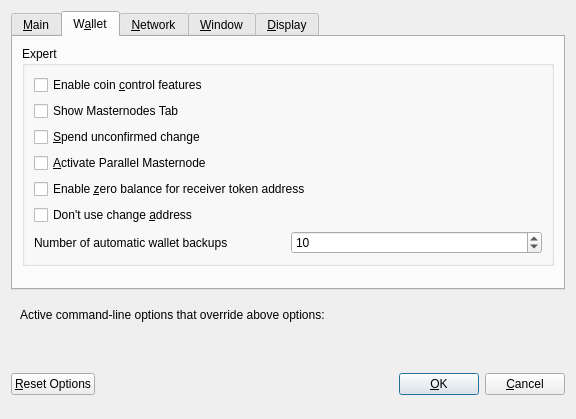
Above: src/qt/forms/optionsdialog.ui from gexanlottery/gexan before the change. Below: the same form after it.
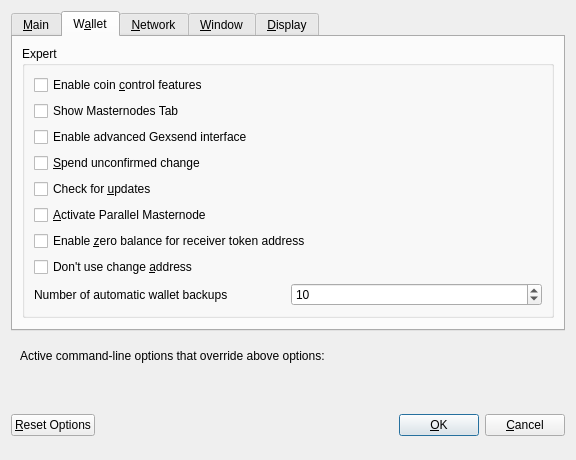
That is the form after the change. Custom widgets are drawn as their Qt base class.

Patch:
```diff
--- a/src/qt/forms/optionsdialog.ui
+++ b/src/qt/forms/optionsdialog.ui
@@ -289,6 +289,16 @@
             </property>
            </widget>
           </item>
+          <item>
+           <widget class="QCheckBox" name="showAdvancedUI">
+            <property name="toolTip">
+             <string>Show additional information and buttons for Darksend on overview screen.</string>
+            </property>
+            <property name="text">
+             <string>Enable advanced Gexsend interface</string>
+            </property>
+           </widget>
+          </item>
           <item>
            <widget class="QCheckBox" name="spendZeroConfChange">
             <property name="toolTip">
@@ -300,10 +310,17 @@
            </widget>
           </item>
           <item>
-           <widget class="QCheckBox" name="parallelMasterNode">
-           <property name="visible">
-            <bool>false</bool>
-           </property>
+           <widget class="QCheckBox" name="checkUpdates">
+            <property name="text">
+             <string>Check for &amp;updates</string>
+            </property>
+           </widget>
+          </item>
+          <item>
+           <widget class="QCheckBox" name="parallelMasternodes">
+            <property name="toolTip">
+             <string>Coming soon</string>
+            </property>
             <property name="text">
              <string>&amp;Activate Parallel Masternode</string>
             </property>
```
Left out of the diff: 30 changed lines with no effect on the pictures.
